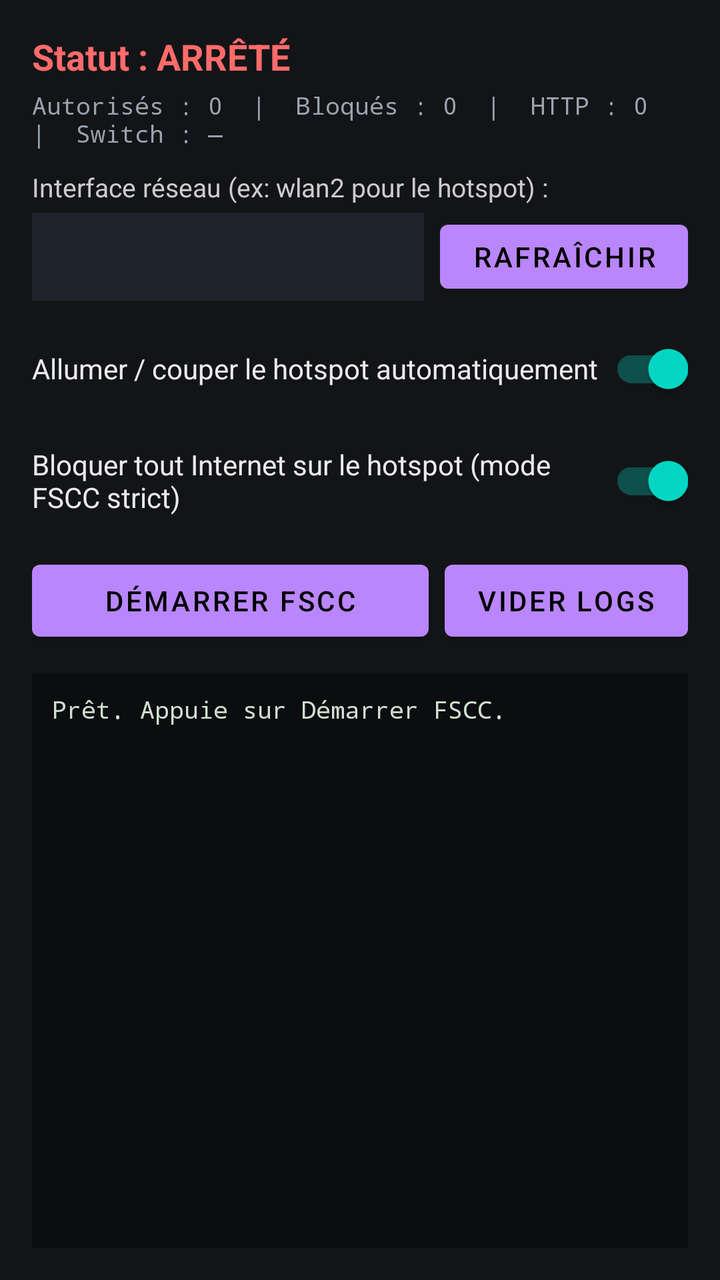
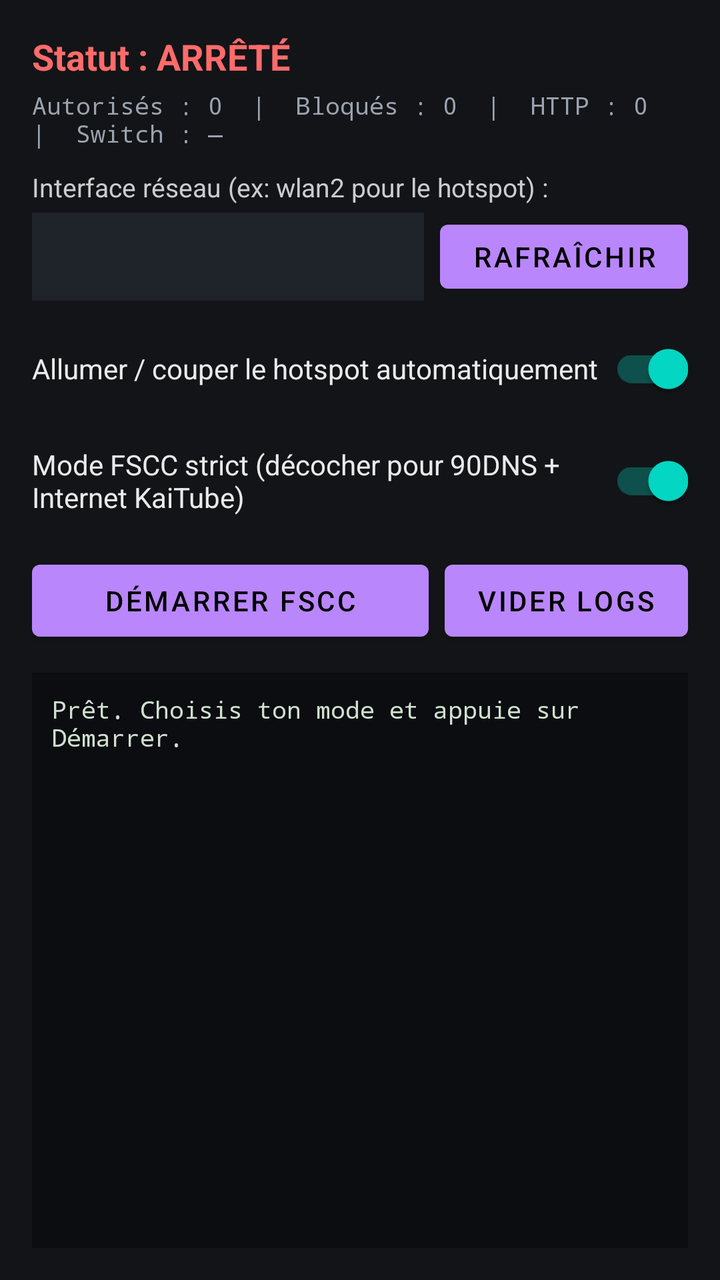

Screens rendered from an Android XML layout before and after an edit, with the pre-edit source and the edit as a unified diff.
<!-- AndroidManifest.xml: application theme Theme.MaterialComponents -->
<!-- res/layout/activity_main.xml -->
<?xml version="1.0" encoding="utf-8"?>
<LinearLayout xmlns:android="http://schemas.android.com/apk/res/android"
    android:layout_width="match_parent"
    android:layout_height="match_parent"
    android:orientation="vertical"
    android:padding="16dp"
    android:background="#121417">

    <TextView
        android:id="@+id/txtStatus"
        android:layout_width="match_parent"
        android:layout_height="wrap_content"
        android:text="Statut : ARRÊTÉ"
        android:textSize="18sp"
        android:textStyle="bold"
        android:textColor="#FF6B6B"
        android:paddingBottom="4dp" />

    <TextView
        android:id="@+id/txtStats"
        android:layout_width="match_parent"
        android:layout_height="wrap_content"
        android:text="Autorisés : 0  |  Bloqués : 0  |  HTTP : 0  |  Switch : —"
        android:textSize="12sp"
        android:fontFamily="monospace"
        android:textColor="#9CA3AF"
        android:paddingBottom="10dp" />

    <TextView
        android:layout_width="match_parent"
        android:layout_height="wrap_content"
        android:text="Interface réseau (ex: wlan2 pour le hotspot) :"
        android:textColor="#CCCCCC"
        android:textSize="13sp" />

    <LinearLayout
        android:layout_width="match_parent"
        android:layout_height="wrap_content"
        android:orientation="horizontal"
        android:gravity="center_vertical"
        android:layout_marginTop="4dp"
        android:layout_marginBottom="10dp">

        <Spinner
            android:id="@+id/spinnerIfaces"
            android:layout_width="0dp"
            android:layout_height="44dp"
            android:layout_weight="1"
            android:background="#1F242B" />

        <Button
            android:id="@+id/btnRefresh"
            android:layout_width="wrap_content"
            android:layout_height="44dp"
            android:layout_marginStart="8dp"
            android:text="Rafraîchir" />
    </LinearLayout>

    <androidx.appcompat.widget.SwitchCompat
        android:id="@+id/switchAutoHotspot"
        android:layout_width="match_parent"
        android:layout_height="wrap_content"
        android:checked="true"
        android:text="Allumer / couper le hotspot automatiquement"
        android:textColor="#EAEAEA"
        android:layout_marginBottom="8dp" />

    <androidx.appcompat.widget.SwitchCompat
        android:id="@+id/switchOffline"
        android:layout_width="match_parent"
        android:layout_height="wrap_content"
        android:checked="true"
        android:text="Bloquer tout Internet sur le hotspot (mode FSCC strict)"
        android:textColor="#EAEAEA"
        android:layout_marginBottom="12dp" />

    <LinearLayout
        android:layout_width="match_parent"
        android:layout_height="wrap_content"
        android:orientation="horizontal"
        android:layout_marginBottom="12dp">

        <Button
            android:id="@+id/btnToggle"
            android:layout_width="0dp"
            android:layout_height="48dp"
            android:layout_weight="1"
            android:text="Démarrer FSCC" />

        <Button
            android:id="@+id/btnClear"
            android:layout_width="wrap_content"
            android:layout_height="48dp"
            android:layout_marginStart="8dp"
            android:text="Vider logs" />
    </LinearLayout>

    <ScrollView
        android:id="@+id/scrollLogs"
        android:layout_width="match_parent"
        android:layout_height="0dp"
        android:layout_weight="1"
        android:background="#0B0D10"
        android:padding="10dp">

        <TextView
            android:id="@+id/txtLogs"
            android:layout_width="match_parent"
            android:layout_height="wrap_content"
            android:fontFamily="monospace"
            android:textColor="#D0E0D0"
            android:textSize="12sp"
            android:text="Prêt. Appuie sur Démarrer FSCC." />
    </ScrollView>
</LinearLayout>
<!-- resources referenced by this layout -->
<resources>

</resources>

<!-- the commit's change to res/layout/activity_main.xml (unified diff, before → after) -->
@@ -70,7 +70,7 @@
         android:layout_width="match_parent"
         android:layout_height="wrap_content"
         android:checked="true"
-        android:text="Bloquer tout Internet sur le hotspot (mode FSCC strict)"
+        android:text="Mode FSCC strict (décocher pour 90DNS + Internet KaiTube)"
         android:textColor="#EAEAEA"
         android:layout_marginBottom="12dp" />
 
@@ -110,6 +110,6 @@
             android:fontFamily="monospace"
             android:textColor="#D0E0D0"
             android:textSize="12sp"
-            android:text="Prêt. Appuie sur Démarrer FSCC." />
+            android:text="Prêt. Choisis ton mode et appuie sur Démarrer." />
     </ScrollView>
 </LinearLayout>
